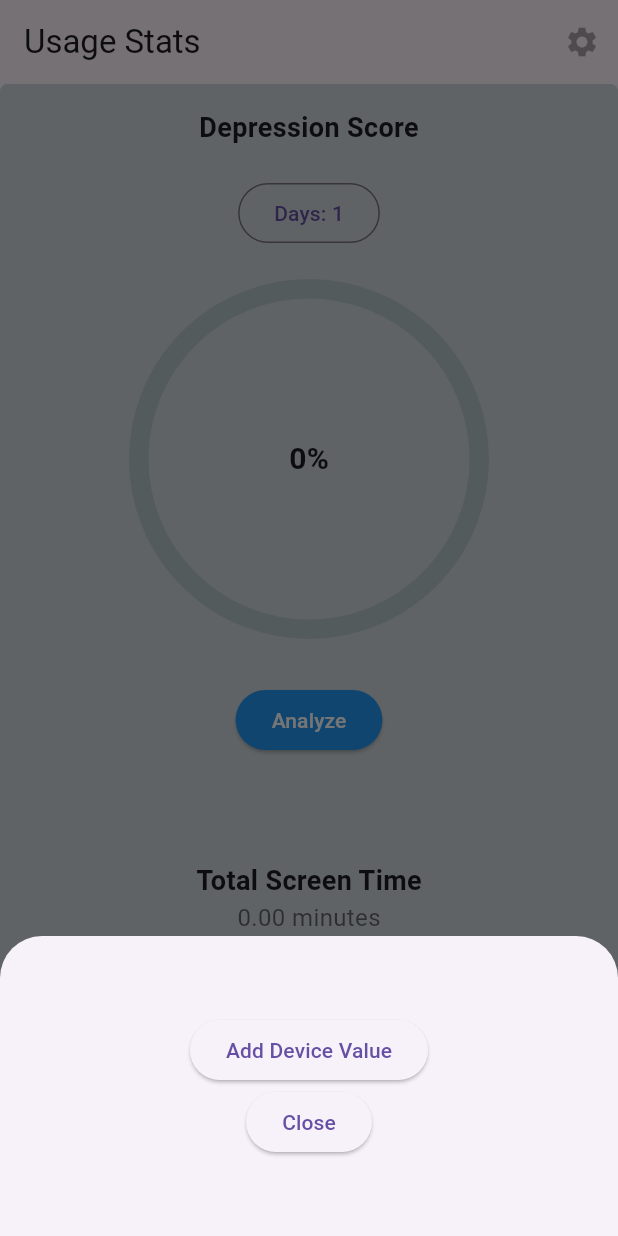
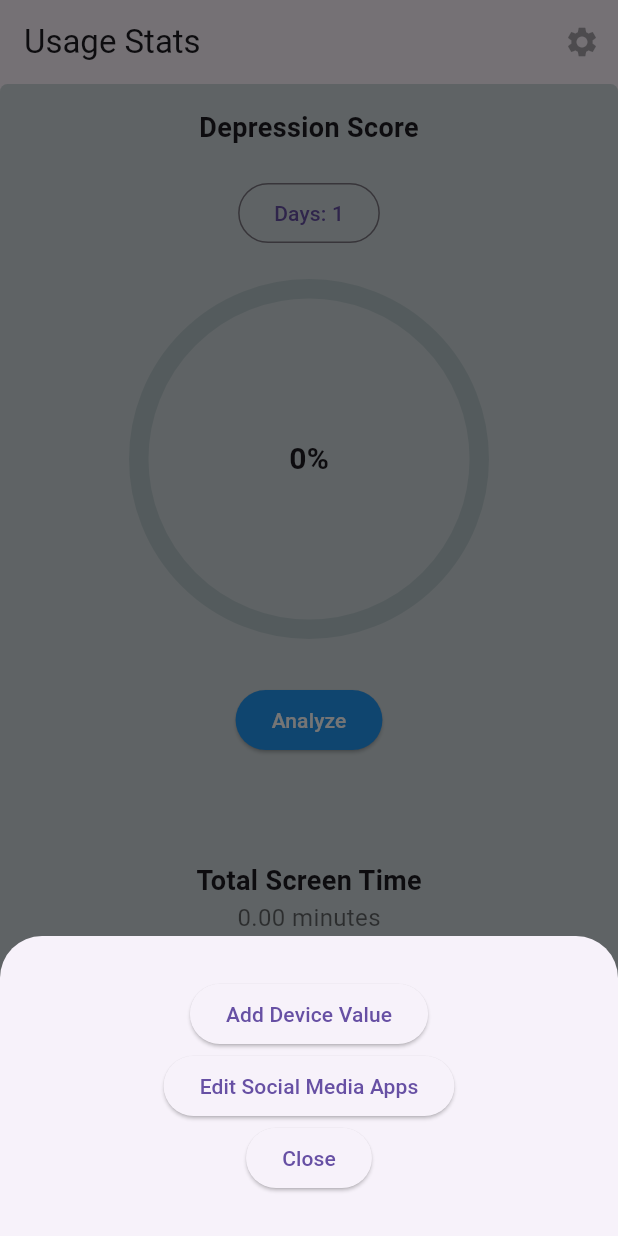
Before and after one commit to nicolas-design/bachelorApp, a Flutter app: the screen it shows after launch, after a tap on the "add" icon, on a phone screen of 412 x 824 dp. Run offline on Flutter 3.47's test engine with Material 3 defaults, Android fonts, the light colour scheme and no system bars; drawn by our look-alikes of percent_indicator; our stand-ins replace permission_handler; missing offline and left inert: dart:ffi, usage_stats.

Commit message:
changed the way to edit social media list from plus icon

```diff
--- a/lib/main.dart
+++ b/lib/main.dart
@@ -82,6 +82,7 @@ class _MyAppState extends State<MyApp> {
           autofocus: true,
           keyboardType: TextInputType.numberWithOptions(decimal: true),
         ),
+
         actions: <Widget>[
           TextButton(
             child: Text('Cancel'),
@@ -590,15 +591,7 @@ Widget build(BuildContext context) {
                       ),
 
                     ),
-                    SizedBox(height: 15),  // Space between the button and the bottom of the container
-                     Builder(
-                    builder: (BuildContext innerContext) {
-                      return OutlinedButton(
-                        onPressed: () => _editSocialMediaApps(innerContext),
-                        child: Text('Edit'),
-                      );
-                    }
-                  ),
+
                   SizedBox(height: 30),  // Space between the button and the bottom of the container
                     Text(
                       "Mean Session Time",
@@ -841,6 +834,11 @@ Widget build(BuildContext context) {
                         onPressed: (){ Navigator.pop(context);
                         _showDeviceValueDialog(context);}
                       ),
+                       ElevatedButton(
+                        child: const Text('Edit Social Media Apps'),
+                        onPressed: (){ Navigator.pop(context);
+                        _editSocialMediaApps(context);}
+                      ),
                       ElevatedButton(
                         child: const Text('Close'),
                         onPressed: () => Navigator.pop(context),
```
